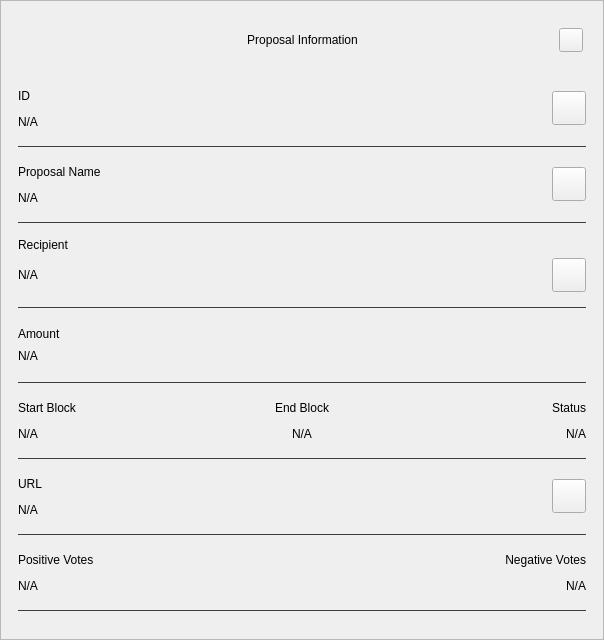
First picture: the form in src/qt/rpdchain/forms/proposalinfodialog.ui, repository cimelli/RpdSource, before the edit.
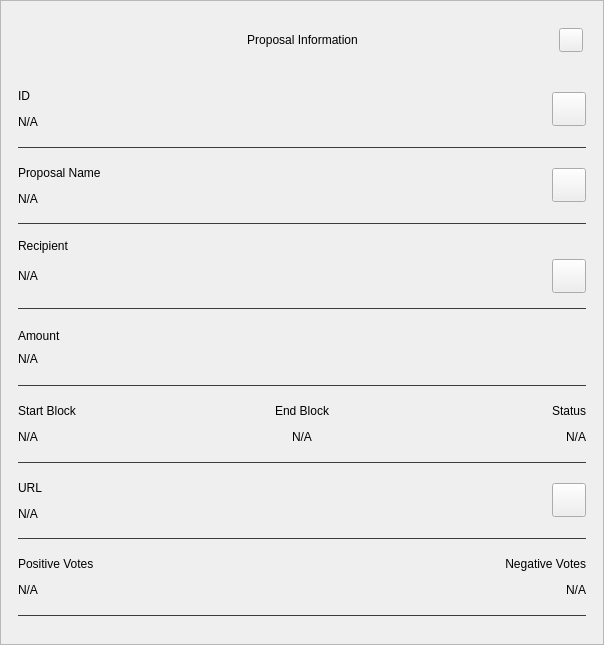
Second picture: the form after the edit.

The edit to the form file:
```diff
--- a/src/qt/rpdchain/forms/proposalinfodialog.ui
+++ b/src/qt/rpdchain/forms/proposalinfodialog.ui
@@ -7,7 +7,7 @@
     <x>0</x>
     <y>0</y>
     <width>604</width>
-    <height>640</height>
+    <height>645</height>
    </rect>
   </property>
   <property name="sizePolicy">
```
